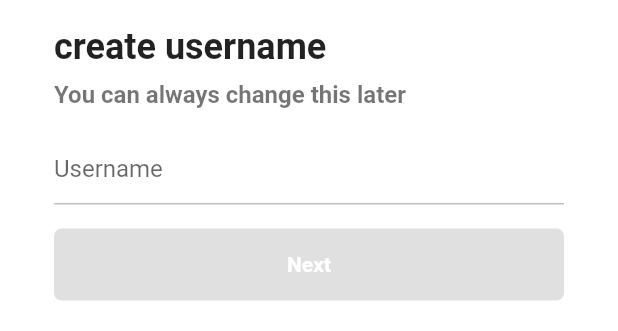
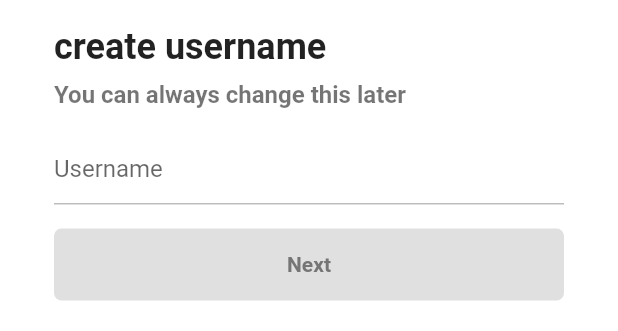
Before and after one commit to sjmoon83/TikTok_Clone, a Flutter app: the UsernameScreen screen opened directly, on a phone screen of 412 x 824 dp, the part 58-389 px from its top. Run offline on Flutter 3.47's test engine with Material 2 defaults, Android fonts, the phone set to English and light mode, and no system bars; our stand-ins replace font_awesome_flutter.

Commit message:
230707_EmailScreen

```diff
--- a/lib/features/authentication/username_screen.dart
+++ b/lib/features/authentication/username_screen.dart
@@ -1,6 +1,8 @@
 import 'package:flutter/material.dart';
 import 'package:tiktok_clone/constants/gaps.dart';
 import 'package:tiktok_clone/constants/sizes.dart';
+import 'package:tiktok_clone/features/authentication/email_screen.dart';
+import 'package:tiktok_clone/features/authentication/widgets/form_button.dart';
 
 class UsernameScreen extends StatefulWidget {
   const UsernameScreen({super.key});
@@ -23,6 +25,21 @@ class _UsernameScreenState extends State<UsernameScreen> {
         _username = _usernameController.text;
       });
     });
+  }
+
+  @override
+  void dispose() {
+    _usernameController.dispose();
+    super.dispose();
+  }
+
+  void _onNextTap() {
+    if (_username.isEmpty) return;
+    Navigator.of(context).push(
+      MaterialPageRoute(
+        builder: (context) => const EmailScreen(),
+      ),
+    );
   }
 
   @override
@@ -75,25 +92,9 @@ class _UsernameScreenState extends State<UsernameScreen> {
               cursorColor: Theme.of(context).primaryColor,
             ),
             Gaps.v16,
-            FractionallySizedBox(
-              widthFactor: 1,
-              child: AnimatedContainer(
-                padding: const EdgeInsets.symmetric(vertical: Sizes.size16),
-                decoration: BoxDecoration(
-                  borderRadius: BorderRadius.circular(Sizes.size5),
-                  color: _username.isEmpty
-                      ? Colors.grey.shade300
-                      : Theme.of(context).primaryColor,
-                ),
-                duration: const Duration(milliseconds: 300),
-                child: const Text(
-                  'Next',
-                  textAlign: TextAlign.center,
-                  style: TextStyle(
-                      color: Colors.white, fontWeight: FontWeight.w600),
-                ),
-              ),
-            ),
+            GestureDetector(
+                onTap: _onNextTap,
+                child: FormButton(disabled: _username.isEmpty)),
           ],
         ),
       ),
--- /dev/null
+++ b/lib/features/authentication/widgets/form_button.dart
@@ -0,0 +1,37 @@
+import 'package:flutter/material.dart';
+import 'package:tiktok_clone/constants/sizes.dart';
+
+class FormButton extends StatelessWidget {
+  const FormButton({
+    super.key,
+    required this.disabled,
+  });
+
+  final bool disabled;
+
+  @override
+  Widget build(BuildContext context) {
+    return FractionallySizedBox(
+      widthFactor: 1,
+      child: AnimatedContainer(
+        padding: const EdgeInsets.symmetric(vertical: Sizes.size16),
+        decoration: BoxDecoration(
+          borderRadius: BorderRadius.circular(Sizes.size5),
+          color:
+              disabled ? Colors.grey.shade300 : Theme.of(context).primaryColor,
+        ),
+        duration: const Duration(milliseconds: 300),
+        child: AnimatedDefaultTextStyle(
+          duration: const Duration(milliseconds: 300),
+          style: TextStyle(
+              color: disabled ? Colors.grey.shade600 : Colors.white,
+              fontWeight: FontWeight.w600),
+          child: const Text(
+            'Next',
+            textAlign: TextAlign.center,
+          ),
+        ),
+      ),
+    );
+  }
+}
```
Also changed, not shown: lib/features/authentication/email_screen.dart (+83 -0 lines).
